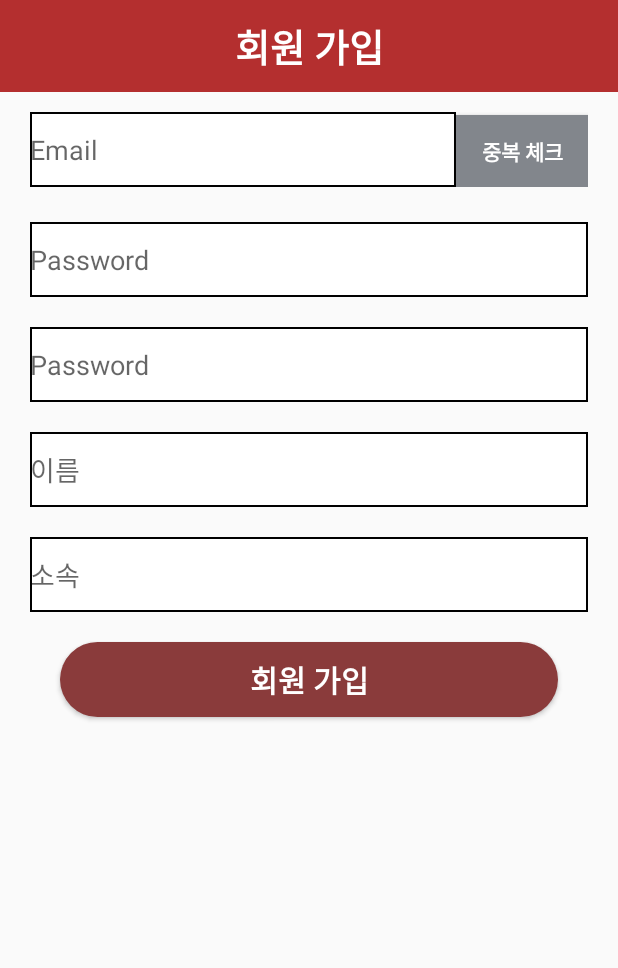
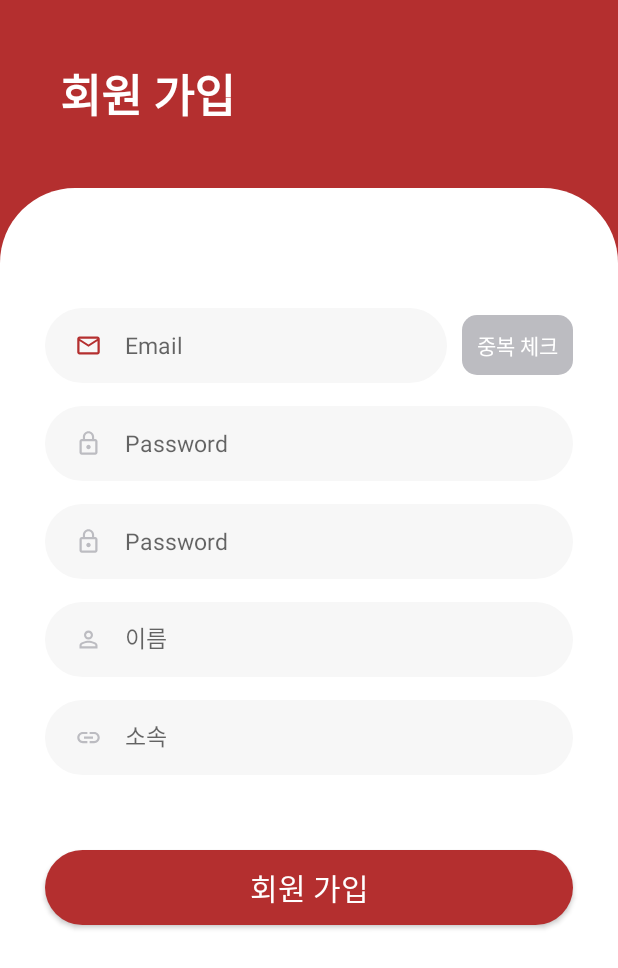
Before and after one commit to SeMin4/vasco_again, an Android app: the SignUpActivity screen opened directly, with no data from a screen before it, on a phone screen of 412 x 824 dp. Shown: the top 968 px of the screen. Run offline under Robolectric (Android 15) with nearby library versions, the phone set to English and light mode, and no system bars.

Commit message:
회원가입 xml 수정

```diff
--- a/app/src/main/res/drawable-v24/button_background4.xml
+++ b/app/src/main/res/drawable-v24/button_background_burgundy.xml
@@ -2,7 +2,7 @@
 <selector xmlns:android="http://schemas.android.com/apk/res/android">
 
     <!--원래상태일때-->
-    <item>
+    <item android:state_pressed="false">
         <shape android:shape="rectangle">
             <corners android:radius="80dp">
             </corners>
@@ -11,8 +11,8 @@
             </solid>
             <padding android:left = "20dp"
                 android:right="20dp"
-                android:top="15dp"
-                android:bottom="15dp"/>
+                android:top="10dp"
+                android:bottom="10dp"/>
 
         </shape>
 
@@ -29,8 +29,8 @@
             </solid>
             <padding android:left = "20dp"
                 android:right="20dp"
-                android:top="15dp"
-                android:bottom="15dp"/>
+                android:top="10dp"
+                android:bottom="10dp"/>
 
         </shape>
     </item>
--- /dev/null
+++ b/app/src/main/res/drawable-v24/button_background_gray.xml
@@ -0,0 +1,39 @@
+<?xml version="1.0" encoding="utf-8"?>
+<selector xmlns:android="http://schemas.android.com/apk/res/android">
+
+    <!--원래상태일때-->
+    <item android:state_pressed="false">
+        <shape android:shape="rectangle">
+            <corners android:radius="10dp">
+            </corners>
+            <solid android:color="@color/gray">
+
+            </solid>
+            <padding
+                android:top="5dp"
+                android:bottom="5dp"
+                android:right="10dp"
+                android:left="10dp"/>
+
+        </shape>
+
+    </item>
+
+    <!--버튼을 눌럿을 떄-->
+    <item android:state_pressed="true">
+
+        <shape android:shape="rectangle">
+            <corners android:radius="10dp">
+            </corners>
+            <solid android:color="@color/gray">
+
+            </solid>
+            <padding
+                android:top="5dp"
+                android:bottom="5dp"
+                android:right="10dp"
+                android:left="10dp"/>
+
+        </shape>
+    </item>
+</selector>
--- /dev/null
+++ b/app/src/main/res/drawable/custom_edit_text_light_gray.xml
@@ -0,0 +1,11 @@
+<?xml version="1.0" encoding="utf-8"?>
+<shape xmlns:android="http://schemas.android.com/apk/res/android"
+    android:shape="rectangle">
+    <corners android:radius = "50dp"/>
+    <solid android:color = "#f7f7f7"/>
+    <padding android:left = "20dp"
+        android:right="20dp"
+        android:top="15dp"
+        android:bottom="15dp"/>
+
+</shape>
--- a/app/src/main/res/drawable/form.xml
+++ b/app/src/main/res/drawable/form.xml
@@ -5,8 +5,7 @@
 
     <solid android:color="#FFFFFFFF" />
 
-    <stroke
-        android:width="2px"
-        android:color="#FF000000" />
+    <corners android:topLeftRadius="50dp"
+        android:topRightRadius="50dp"/>
 
 </shape>
--- a/app/src/main/res/layout/activity_signup.xml
+++ b/app/src/main/res/layout/activity_signup.xml
@@ -5,19 +5,20 @@
     android:layout_width="match_parent"
     android:layout_height="match_parent"
     android:orientation="vertical"
+    android:background="@color/burgundy"
 
     tools:context=".ui.activity.SignUpActivity">
 
     <TextView
 
         android:layout_width="match_parent"
+        android:layout_height="wrap_content"
+        android:layout_gravity="center"
+        android:gravity="left"
+        android:padding="40dp"
+        android:textSize="30dp"
         android:textStyle="bold"
         android:textColor="#ffffff"
-        android:layout_height="wrap_content"
-        android:layout_gravity="center"
-        android:gravity="center"
-        android:textSize="25dp"
-        android:paddingVertical="11dp"
         android:background="@color/burgundy"
         android:text="@string/sign_up">
 
@@ -25,40 +26,48 @@
 
     <ScrollView
         android:layout_width="match_parent"
-        android:layout_height="match_parent">
+        android:layout_height="match_parent"
+        android:background="@drawable/form">
 
         <LinearLayout
             android:layout_width="match_parent"
-            android:layout_height="wrap_content"
+            android:layout_height="match_parent"
             android:orientation="vertical" >
 
             <LinearLayout
                 android:layout_width="match_parent"
                 android:layout_height="wrap_content"
-                android:layout_marginHorizontal="20dp"
-                android:layout_marginVertical="13dp"
+                android:layout_marginHorizontal="30dp"
+                android:layout_marginTop="80dp"
                 android:orientation="horizontal">
 
                 <EditText
                     android:id="@+id/sign_up_email"
-                    android:layout_width="0dp"
+                    android:layout_width="match_parent"
                     android:layout_height="50dp"
+                    android:layout_marginRight="10dp"
                     android:layout_weight="1"
-                    android:background="@drawable/form"
                     android:cursorVisible="true"
+                    android:drawableLeft="@drawable/ic_mail_outline_selector"
+                    android:drawablePadding="15dp"
                     android:hint="@string/login_id"
                     android:importantForAutofill="no"
                     android:inputType="textNoSuggestions"
-                    tools:ignore="LabelFor"></EditText>
+                    tools:ignore="LabelFor"
+                    android:background="@drawable/custom_edit_text_light_gray"
+                    android:textSize="15sp"/>
 
                 <Button
                     android:id="@+id/sign_up_email_check_btn"
                     android:layout_width="wrap_content"
-                    android:layout_height="wrap_content"
-                    android:background="@color/colorGray"
+                    android:layout_height="40dp"
+                    android:layout_gravity="center"
+                    android:minHeight="0dp"
+                    android:minWidth="0dp"
+                    android:background="@drawable/button_background_gray"
                     android:text="@string/double_check"
                     android:textColor="#ffffff"
-                    android:textStyle="bold"></Button>
+                    style="?android:attr/borderlessButtonStyle"/>
 
             </LinearLayout>
 
@@ -66,65 +75,76 @@
                 android:id="@+id/sign_up_password"
                 android:layout_width="match_parent"
                 android:layout_height="50dp"
-                android:layout_marginHorizontal="20dp"
-                android:layout_marginVertical="10dp"
-                android:background="@drawable/form"
+                android:layout_marginHorizontal="30dp"
+                android:layout_marginTop="15dp"
+                android:drawableLeft="@drawable/ic_lock_outline_selector"
+                android:drawablePadding="15dp"
                 android:cursorVisible="true"
                 android:hint="@string/login_password"
                 android:importantForAutofill="no"
                 android:inputType="textNoSuggestions|textPassword"
-                tools:ignore="LabelFor"></EditText>
+                tools:ignore="LabelFor"
+                android:background="@drawable/custom_edit_text_light_gray"
+                android:textSize="15sp"/>
 
             <EditText
                 android:id="@+id/sign_up_check_password"
                 android:layout_width="match_parent"
                 android:layout_height="50dp"
-                android:layout_marginHorizontal="20dp"
-                android:layout_marginVertical="10dp"
-                android:background="@drawable/form"
+                android:layout_marginHorizontal="30dp"
+                android:layout_marginTop="15dp"
+                android:drawableLeft="@drawable/ic_lock_outline_selector"
+                android:drawablePadding="15dp"
                 android:cursorVisible="true"
                 android:hint="@string/login_password"
                 android:importantForAutofill="no"
                 android:inputType="textNoSuggestions|textPassword"
-                tools:ignore="LabelFor"></EditText>
+                tools:ignore="LabelFor"
+                android:background="@drawable/custom_edit_text_light_gray"
+                android:textSize="15sp"/>
 
             <EditText
                 android:id="@+id/sign_up_name"
                 android:layout_width="match_parent"
                 android:layout_height="50dp"
-                android:layout_marginHorizontal="20dp"
-                android:layout_marginVertical="10dp"
-                android:background="@drawable/form"
+                android:layout_marginHorizontal="30dp"
+                android:layout_marginTop="15dp"
+                android:drawableLeft="@drawable/ic_person_outline_selector"
+                android:drawablePadding="15dp"
                 android:cursorVisible="true"
                 android:hint="@string/user_name"
                 android:importantForAutofill="no"
                 android:inputType="textNoSuggestions"
-                tools:ignore="LabelFor"></EditText>
+                tools:ignore="LabelFor"
+                android:background="@drawable/custom_edit_text_light_gray"
+                android:textSize="15sp"/>
 
             <EditText
                 android:id="@+id/sign_up_department"
                 android:layout_width="match_parent"
                 android:layout_height="50dp"
-                android:layout_marginHorizontal="20dp"
-                android:layout_marginVertical="10dp"
-                android:background="@drawable/form"
+                android:layout_marginHorizontal="30dp"
+                android:layout_marginTop="15dp"
+                android:drawableLeft="@drawable/ic_link_outline_selector"
+                android:drawablePadding="15dp"
                 android:cursorVisible="true"
                 android:hint="@string/user_department"
                 android:importantForAutofill="no"
                 android:inputType="textNoSuggestions"
-                tools:ignore="LabelFor"></EditText>
+                tools:ignore="LabelFor"
+                android:background="@drawable/custom_edit_text_light_gray"
+                android:textSize="15sp"/>
 
             <Button
                 android:id="@+id/sign_up_btn"
                 android:layout_width="match_parent"
                 android:layout_height="50dp"
-                android:layout_marginHorizontal="40dp"
-                android:layout_marginVertical="10dp"
-                android:background="@drawable/button_background2"
+                android:layout_marginHorizontal="30dp"
+                android:layout_marginVertical="50dp"
+                android:background="@drawable/button_background_burgundy"
                 android:text="@string/sign_up"
                 android:textColor="#ffffff"
-                android:textSize="20dp"
-                android:textStyle="bold">
+                android:textSize="20dp">
 
             </Button>
 
--- a/app/src/main/res/values/styles.xml
+++ b/app/src/main/res/values/styles.xml
@@ -47,4 +47,14 @@
         <item name="android:textColorPrimary">#595959</item>
         <item name="android:colorAccent">#1b5e20</item>
     </style>
+
+    <!-- Edittext -->
+    <style name="EditTextStyle" parent="Widget.AppCompat.EditText">
+        <item name="colorControlNormal">@color/gray</item>
+        <item name="colorControlActivated">@color/burgundy</item>
+        <item name="android:textCursorDrawable">@color/burgundy</item>
+        <item name="android:textColorHint">@color/gray</item>
+        <item name="android:textSize">15sp</item>
+    </style>
+
 </resources>
```
